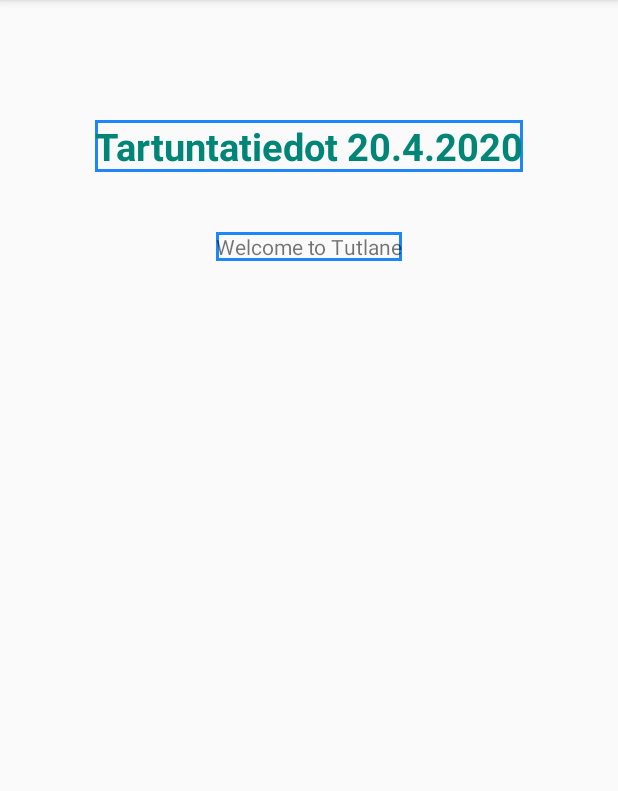
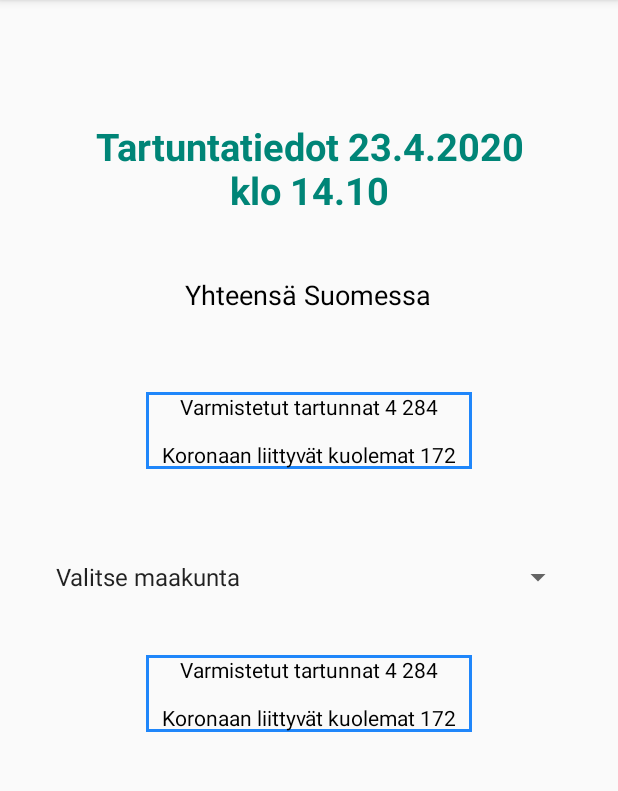
Before and after one commit to JereRajala00/Koronainfo, an Android app: the Tartuntatiedot screen opened directly, with no data from a screen before it, on a phone screen of 412 x 824 dp, the part 84-875 px from its top. Run offline under Robolectric (Android 15) with nearby library versions, the phone set to English and light mode, and no system bars.

Commit message:
Tartuntatiedot-activityn käyttöliittymä lähempänä valmista, uusi MaakuntaModel -singleton ja MaakuntaValues-luokka

```diff
--- /dev/null
+++ b/app/src/main/java/com/example/koronainfo/MaakuntaModel.java
@@ -0,0 +1,30 @@
+package com.example.koronainfo;
+
+import java.util.ArrayList;
+import java.util.List;
+
+public class MaakuntaModel {
+    private List<MaakuntaValues> maakunta;
+    private static final MaakuntaModel ourInstance = new MaakuntaModel();
+
+    public static MaakuntaModel getInstance() {
+        return ourInstance;
+    }
+
+    private MaakuntaModel() {
+        maakunta = new ArrayList<>();
+    }
+
+    public List<MaakuntaValues> getMaakunta() {
+        return maakunta;
+    }
+
+    public MaakuntaValues getMaakunta(int i) {
+        return maakunta.get(i);
+    }
+    /*public MaakuntaModel(String newMaakunta, int newInfected, int newDeaths) {
+        this.maakunta = newMaakunta;
+        this.infected = newInfected;
+        this.deaths = newDeaths;
+    }*/
+}
--- /dev/null
+++ b/app/src/main/java/com/example/koronainfo/MaakuntaValues.java
@@ -0,0 +1,21 @@
+package com.example.koronainfo;
+
+import java.util.ArrayList;
+import java.util.List;
+
+public class MaakuntaValues{
+    private String maakunta;
+    private int infected;
+    private int deaths;
+
+
+    public MaakuntaValues(String newMaakunta, int newInfected, int newDeaths) {
+        this.maakunta = newMaakunta;
+        this.infected = newInfected;
+        this.deaths = newDeaths;
+    }
+
+    public String getMaakuntaName() {
+        return this.maakunta;
+    }
+}
--- a/app/src/main/java/com/example/koronainfo/Tartuntatiedot.java
+++ b/app/src/main/java/com/example/koronainfo/Tartuntatiedot.java
@@ -2,20 +2,34 @@ package com.example.koronainfo;
 
 import androidx.appcompat.app.AppCompatActivity;
 
+import android.app.Activity;
 import android.os.Bundle;
+import android.view.View;
+import android.widget.AdapterView;
 import android.widget.ArrayAdapter;
 import android.widget.BaseAdapter;
 import android.widget.ListView;
+import android.widget.Spinner;
 
 import java.util.ArrayList;
 
 public class Tartuntatiedot extends AppCompatActivity {
-
-    ListView lv;
+    private Spinner spinner;
     @Override
     protected void onCreate(Bundle savedInstanceState) {
         super.onCreate(savedInstanceState);
         setContentView(R.layout.activity_tartuntatiedot);
+
+        //from https://developer.android.com/guide/topics/ui/controls/spinner
+        spinner = (Spinner) findViewById(R.id.maakunnat_spinner);
+        // Create an ArrayAdapter using the string array and a default spinner layout
+        ArrayAdapter<CharSequence> adapter = ArrayAdapter.createFromResource(
+                this, R.array.maakunnat_array, android.R.layout.simple_spinner_item);
+        // Specify the layout to use when the list of choices appears
+        adapter.setDropDownViewResource(android.R.layout.simple_spinner_dropdown_item);
+        // Apply the adapter to the spinner
+        spinner.setAdapter(adapter);
+        //setMaakunnat();
 
         /*lv = (ListView)findViewById(R.id.tartuntatiedotListView);
 
@@ -32,4 +46,22 @@ public class Tartuntatiedot extends AppCompatActivity {
 
 
     }
+    /*public class SpinnerActivity extends Activity implements AdapterView.OnItemSelectedListener {
+
+        public void onItemSelected(AdapterView<?> parent, View view, int pos, long id) {
+            // An item was selected. You can retrieve the selected item using
+            String selectedMaakunta = spinner.getSelectedItem().toString();
+            for (int i; i < MaakuntaModel.; i++)
+                if (selectedMaakunta.equals(MaakuntaModel.getInstance().getMaakunta(i).getMaakuntaName() {
+                    return MaakuntaModel.getInstance().get
+                }
+        }
+
+        public void onNothingSelected(AdapterView<?> parent) {
+            // Another interface callback
+        }
+    }
+    private void setMaakunnat() {
+        MaakuntaModel.getInstance().getMaakunta().add(new MaakuntaValues("Ahvenanmaa",11, ))
+    }*/
 }
--- a/app/src/main/res/layout/activity_tartuntatiedot.xml
+++ b/app/src/main/res/layout/activity_tartuntatiedot.xml
@@ -10,26 +10,62 @@
     <LinearLayout
         android:orientation="vertical" android:layout_width="match_parent"
         android:layout_height="match_parent">
+
         <TextView
-            android:id="@+id/header"
-            android:layout_width="wrap_content"
+            android:id="@+id/Header"
+            android:layout_width="300dp"
             android:layout_height="wrap_content"
             android:layout_gravity="center"
             android:layout_marginTop="80dp"
-            android:background="@drawable/border"
+
             android:text="@string/tartunatiedot_header"
             android:textAppearance="@style/TextAppearance.AppCompat.Body1"
             android:textColor="@color/colorPrimary"
-            android:textSize="25dp"
-            android:textStyle="bold" />
+            android:textSize="25sp"
+            android:textStyle="bold"
+            android:textAlignment="center"/>
 
-        <TextView android:id="@+id/fstTxt"
+        <TextView
+            android:id="@+id/HeaderYhteensa"
+            android:layout_width="178dp"
+            android:layout_height="37dp"
+            android:layout_gravity="center"
+            android:layout_marginTop="40dp"
+
+            android:text="Yhteensä Suomessa"
+            android:textAppearance="@style/TextAppearance.AppCompat.Medium"
+            android:textColor="@android:color/black"
+            android:textAlignment="center"/>
+
+        <TextView
+            android:id="@+id/InfectedCountView"
+            android:layout_width="217dp"
+            android:layout_height="wrap_content"
+            android:layout_gravity="center"
+            android:layout_marginTop="40dp"
             android:background="@drawable/border"
-            android:layout_width="wrap_content"
+            android:text="@string/inftected_count"
+            android:textAlignment="center"
+            android:textColor="@android:color/black" />
+
+        <Spinner
+            android:id="@+id/maakunnat_spinner"
+            android:layout_width="353dp"
             android:layout_height="wrap_content"
+            android:layout_marginTop="60dp"
+            android:layout_gravity="center"/>
+
+        <TextView
+            android:id="@+id/InfectedMaakuntaView"
+            android:layout_width="217dp"
+            android:layout_height="wrap_content"
+            android:layout_gravity="center"
             android:layout_marginTop="40dp"
-            android:text="Welcome to Tutlane"
-            android:layout_gravity="center"/>
+            android:background="@drawable/border"
+            android:text="@string/inftected_count"
+            android:textAlignment="center"
+            android:textColor="@android:color/black" />
+
 
     </LinearLayout>
 
--- /dev/null
+++ b/app/src/main/res/values/arrays.xml
@@ -0,0 +1,24 @@
+<?xml version="1.0" encoding="utf-8"?>
+<resources>
+    <string-array name="maakunnat_array">
+        <item>Valitse maakunta</item>
+        <item>Ahvenanmaa</item>
+        <item>Etelä-Karjala</item>
+        <item>Etelä-Pohjanmaa</item>
+        <item>Etelä-Savo</item>
+        <item>Kanta-Häme</item>
+        <item>Keski-Pohjanmaa</item>
+        <item>Keski-Suomi</item>
+        <item>Kymenlaakso</item>
+        <item>Lappi</item>
+        <item>Pirkanmaa</item>
+        <item>Pohjanmaa</item>
+        <item>Pohjois-Karjala</item>
+        <item>Pohjois-Pohjanmaa</item>
+        <item>Pohjois-Savo</item>
+        <item>Päijät-Häme</item>
+        <item>Satakunta</item>
+        <item>Uusimaa</item>
+        <item>Varsinais-Suomi</item>
+    </string-array>
+</resources>
--- a/app/src/main/res/values/strings.xml
+++ b/app/src/main/res/values/strings.xml
@@ -1,4 +1,6 @@
 <resources>
     <string name="app_name">Koronainfo</string>
-    <string name="tartunatiedot_header">Tartuntatiedot 20.4.2020</string>
+    <string name="tartunatiedot_header">Tartuntatiedot 23.4.2020 klo 14.10</string>
+    <string name="inftected_count">Varmistetut tartunnat 4 284\n\nKoronaan liittyvät kuolemat 172</string>
+    <string name="death_count">Koronaan liittyvät kuolemat 172</string>
 </resources>
--- a/build.gradle
+++ b/build.gradle
@@ -7,7 +7,7 @@ buildscript {
 
     }
     dependencies {
-        classpath 'com.android.tools.build:gradle:3.6.2'
+        classpath 'com.android.tools.build:gradle:3.6.3'
 
         // NOTE: Do not place your application dependencies here; they belong
         // in the individual module build.gradle files
```
